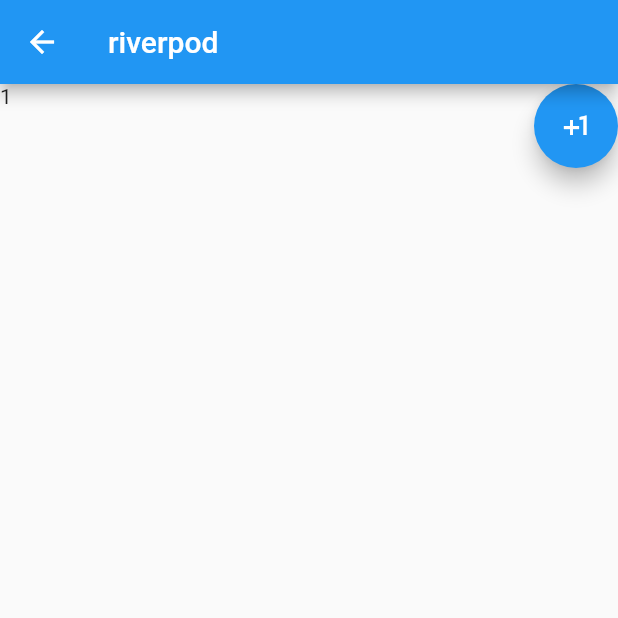
After one commit to shaomaicheng/flutterArchDemos, a Flutter app: the CounterRiverpod screen opened by its route, after a tap on the "plus one" icon, on a phone screen of 412 x 824 dp, the top half of it. The commit adds this screen. Run offline on Flutter 3.47's test engine with Material 2 defaults, Android fonts, the phone set to English and light mode, and no system bars; our stand-ins replace flutter_hooks, flutter_mobx, hooks_riverpod, mobx; generated files the repository leaves out were written again.

Commit message:
add riverpod

```diff
--- a/lib/main.dart
+++ b/lib/main.dart
@@ -4,22 +4,25 @@
 import 'hooksdemo/hooks_counter.dart';
 import 'inheriteddemo/counter_inherited.dart';
 import 'mobxdemo/mobxcounter.dart';
+import 'riverpoddemo/counter_riverpod_hooks.dart';
 
 void main() {
   runApp(MyApp());
 }
-
 
 class Routers {
   static String Mobx = 'mobx';
   static String Inherited = 'inherited';
   static String Hooks = 'hooks';
   static String Hooks_Reducer = "hooks_reducer";
+  static String RiverPod = 'riverpod';
+
   static var routers = {
-  Routers.Mobx: (context) => MobxDemo(),
-  Routers.Inherited:(context) => CounterInherited(),
-    Routers.Hooks:(ctx)=>HooksCounter(),
+    Routers.Mobx: (context) => MobxDemo(),
+    Routers.Inherited: (context) => CounterInherited(),
+    Routers.Hooks: (ctx) => HooksCounter(),
     Routers.Hooks_Reducer: (ctx) => HooksReducerCounter(),
+    Routers.RiverPod: (ctx) => CounterRiverpod()
   };
 }
 
--- /dev/null
+++ b/lib/riverpoddemo/counter_riverpod_hooks.dart
@@ -0,0 +1,65 @@
+
+
+import 'package:flutter/material.dart';
+import 'package:flutter_hooks/flutter_hooks.dart';
+import 'package:hooks_riverpod/hooks_riverpod.dart';
+
+
+class CounterRiverpod extends StatelessWidget {
+  @override
+  Widget build(BuildContext context) {
+    debugPrint('CounterRiverpod#build');
+    return Scaffold(
+      appBar: AppBar(
+        title: Text('riverpod'),
+      ),
+      body: ProviderScope(
+        child: Stack(
+          children: [
+            _TextRiverpod(),
+            _ButtonRiverpod()
+          ],
+        ),
+      ),
+    );
+  }
+}
+
+class _Counter extends StateNotifier<int> {
+  _Counter(int state) : super(state);
+
+  void incream() {
+    state++;
+  }
+
+}
+final _counterProvider = StateNotifierProvider<_Counter, int>((_) => _Counter(0));
+
+class _TextRiverpod extends HookWidget {
+  @override
+  Widget build(BuildContext context) {
+    debugPrint('_TextRiverpod#build');
+    final int count = useProvider(_counterProvider);
+    return Container(
+      child:Text(count.toString())
+    );
+  }
+
+}
+
+class _ButtonRiverpod extends StatelessWidget {
+
+  @override
+  Widget build(BuildContext context) {
+    debugPrint('_ButtonRiverpod#build');
+    return Align(
+      alignment: Alignment.topRight,
+      child: FloatingActionButton(
+        onPressed: () {
+          var counter = context.read(_counterProvider.notifier).incream();
+        },
+        child: Icon(Icons.plus_one),
+      ),
+    );
+  }
+}
--- a/pubspec.yaml
+++ b/pubspec.yaml
@@ -37,6 +37,7 @@
     sdk: flutter
   build_runner: ^2.0.1
   mobx_codegen: ^2.0.1+3
+  hooks_riverpod: ^0.14.0+3
 
 # For information on the generic Dart part of this file, see the
 # following page: https://dart.dev/tools/pub/pubspec
```
Also changed, not shown: pubspec.lock.
